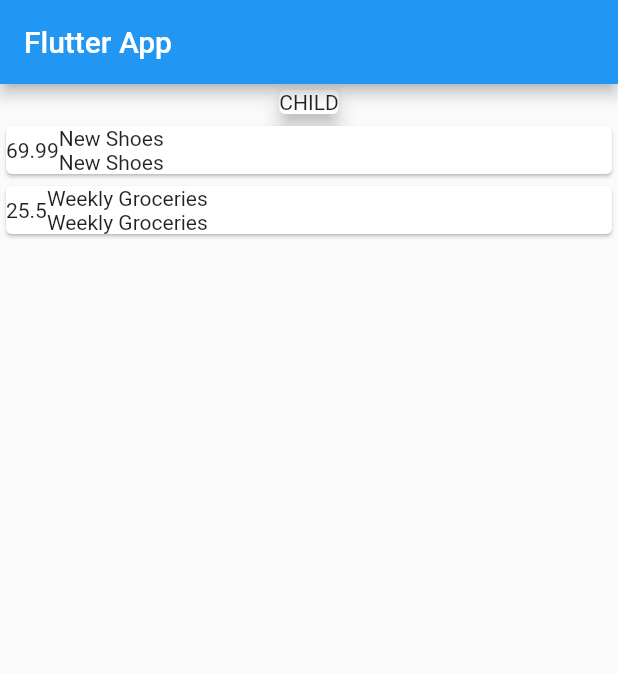
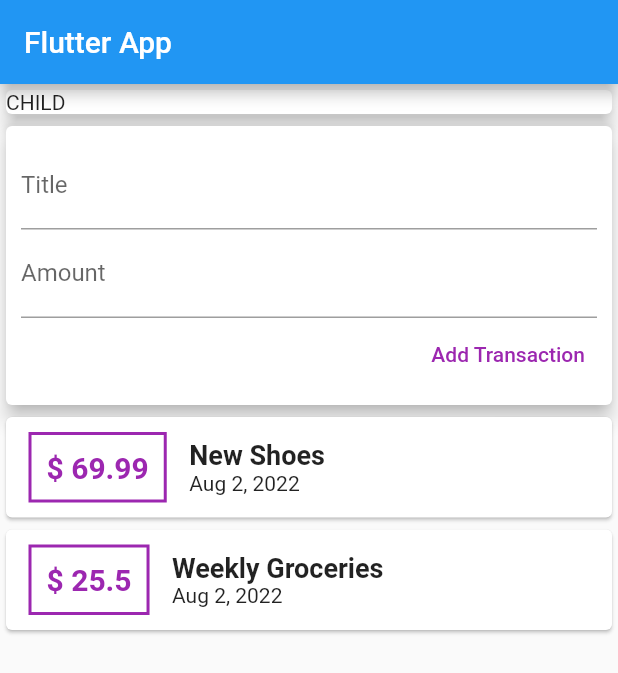
Before and after one commit to aniribe/expenses_planner_from_flutter_course, a Flutter app: the screen it shows after launch, on a phone screen of 412 x 824 dp. Shown: the top 673 px of the screen. Run offline on Flutter 3.47's test engine with Material 2 defaults, Android fonts, the phone set to English and light mode, and no system bars; our stand-ins replace stacked, stacked_core, stacked_services.

Commit message:
Lessons 78-85 from the Flutter course;

```diff
--- a/lib/ui/views/home/home_view.dart
+++ b/lib/ui/views/home/home_view.dart
@@ -1,4 +1,5 @@
 import 'package:flutter/material.dart';
+import 'package:intl/intl.dart';
 import 'package:stacked/stacked.dart';
 import 'home_viewmodel.dart';
 
@@ -12,10 +13,35 @@ class HomeView extends StatelessWidget {
       builder: (context, model, child) => Scaffold(
         appBar: AppBar(title: const Text('Flutter App')),
         body: Column(
+          crossAxisAlignment: CrossAxisAlignment.stretch,
           children: [
             const Card(
               elevation: 5,
               child: Text('CHILD'),
+            ),
+            Card(
+              elevation: 5,
+              child: Container(
+                padding: EdgeInsets.all(10),
+                child: Column(
+                  crossAxisAlignment: CrossAxisAlignment.end,
+                  children: [
+                    const TextField(
+                      decoration: InputDecoration(labelText: 'Title'),
+                    ),
+                    const TextField(
+                      decoration: InputDecoration(labelText: 'Amount'),
+                    ),
+                    TextButton(
+                      onPressed: () {},
+                      child: const Text(
+                        'Add Transaction',
+                        style: TextStyle(color: Colors.purple),
+                      ),
+                    )
+                  ],
+                ),
+              ),
             ),
             Column(
               children: model.transactions
@@ -24,12 +50,32 @@ class HomeView extends StatelessWidget {
                       child: Row(
                         children: [
                           Container(
-                            child: Text(transaction.amount.toString()),
+                            padding: const EdgeInsets.all(10),
+                            margin: const EdgeInsets.symmetric(
+                              horizontal: 15,
+                              vertical: 10,
+                            ),
+                            decoration: BoxDecoration(
+                                border:
+                                    Border.all(color: Colors.purple, width: 2)),
+                            child: Text(
+                              '\$ ${transaction.amount.toString()}',
+                              style: const TextStyle(
+                                fontWeight: FontWeight.bold,
+                                fontSize: 20,
+                                color: Colors.purple,
+                              ),
+                            ),
                           ),
                           Column(
+                            crossAxisAlignment: CrossAxisAlignment.start,
                             children: [
-                              Text(transaction.title),
-                              Text(transaction.title),
+                              Text(
+                                transaction.title,
+                                style: const TextStyle(
+                                    fontSize: 18, fontWeight: FontWeight.bold),
+                              ),
+                              Text(DateFormat.yMMMd().format(transaction.date)),
                             ],
                           ),
                         ],
--- a/pubspec.yaml
+++ b/pubspec.yaml
@@ -18,6 +18,8 @@ dependencies:
   #For MVVM architecture
   stacked: ^2.3.13
   stacked_services: ^0.9.3
+
+  intl: ^0.17.0
 
 dev_dependencies:
   flutter_test:
```
Also changed, not shown: pubspec.lock.
